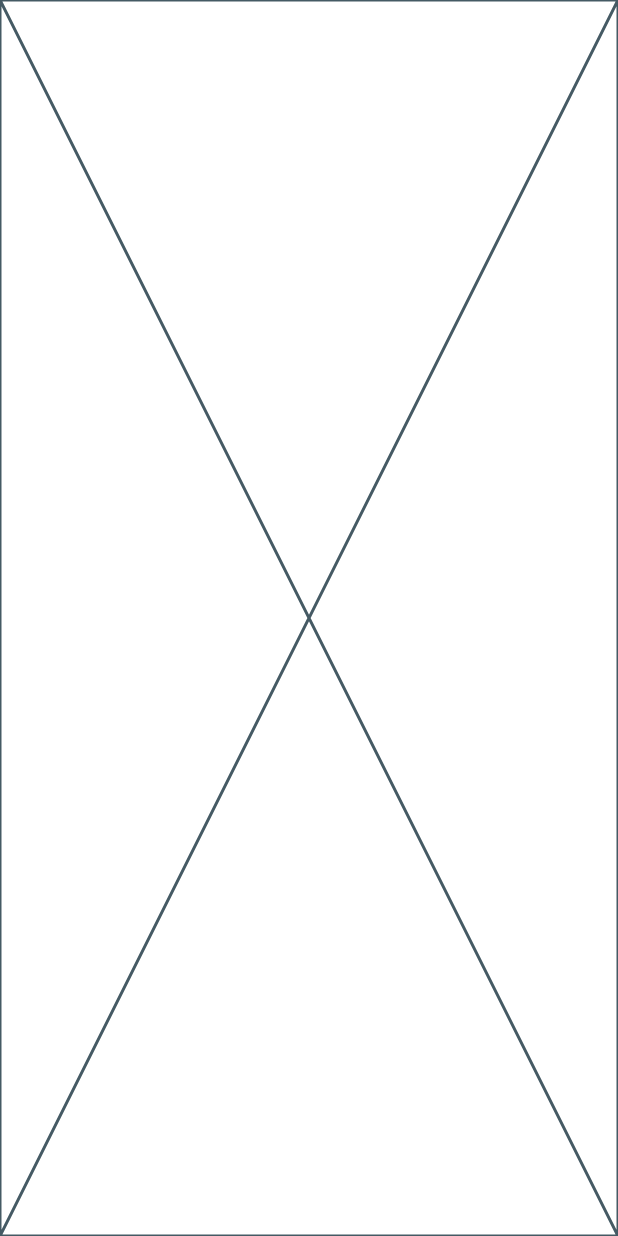
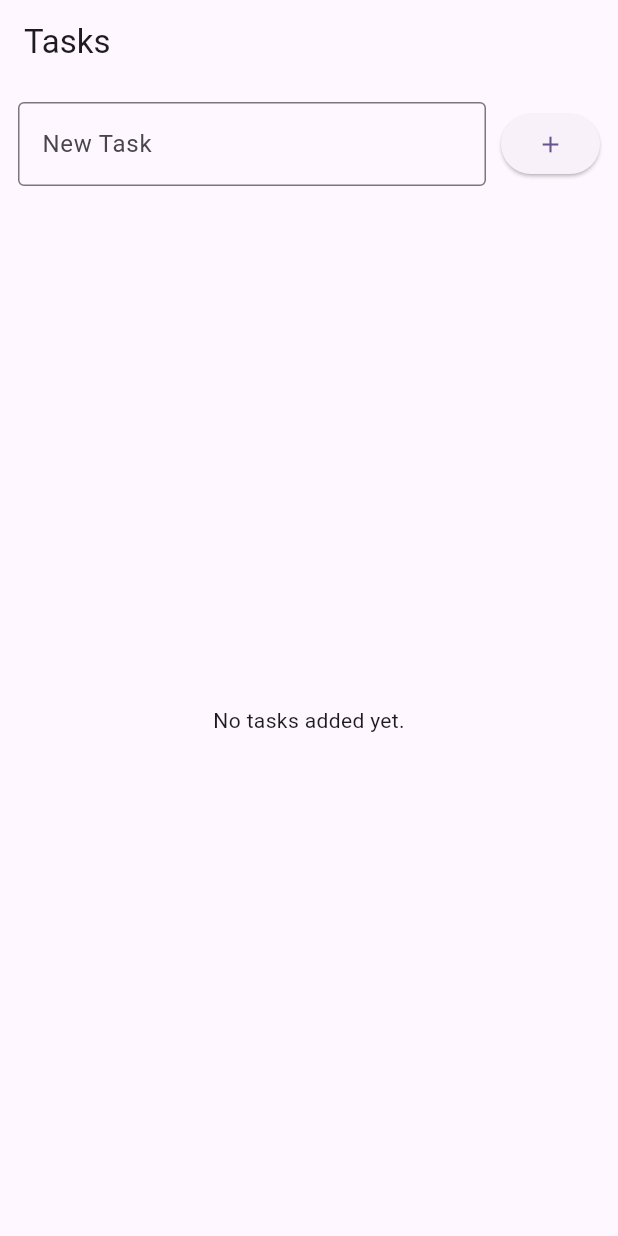
Before and after one commit to kvadah/mobile-task_manager, a Flutter app: the screen it shows after launch, on a phone screen of 412 x 824 dp. Run offline on Flutter 3.47's test engine with Material 3 defaults, Android fonts, the phone set to English and light mode, and no system bars; our stand-ins replace sqflite; accounts and stored records are empty; statements that could not run were skipped.

Commit message:
set up the main screen

```diff
--- a/lib/main page/main_page.dart
+++ b/lib/main page/main_page.dart
@@ -1,5 +1,5 @@
 import 'package:flutter/material.dart';
-
+import 'database_helper.dart';
 class TaskManager extends StatefulWidget {
   const TaskManager({super.key});
 
@@ -8,8 +8,128 @@ class TaskManager extends StatefulWidget {
 }
 
 class _TaskManagerState extends State<TaskManager> {
+   final TextEditingController _controller = TextEditingController();
+  List<Map<String, dynamic>> _tasks = [];
+
+  Future<void> _fetchTasks() async {
+    final tasks = await DBHelper().getTasks();
+    setState(() {
+      _tasks = tasks;
+    });
+  }
+
+  Future<void> _addTask(String title) async {
+    if (title.trim().isEmpty) {
+      ScaffoldMessenger.of(context).showSnackBar(
+        const SnackBar(content: Text("Task title can't be empty")),
+      );
+      return;
+    }
+    await DBHelper().insertTask(title);
+    _controller.clear();
+    _fetchTasks();
+  }
+
+  Future<void> _toggleTask(int id, int isCompleted) async {
+    await DBHelper().updateTask(id, isCompleted);
+    _fetchTasks();
+  }
+
+  Future<void> _confirmDeleteTask(int id) async {
+    final confirmed = await showDialog<bool>(
+      context: context,
+      builder: (ctx) => AlertDialog(
+        title: const Text("Delete Task"),
+        content: const Text("Are you sure you want to delete this task?"),
+        actions: [
+          TextButton(
+            onPressed: () => Navigator.of(ctx).pop(false),
+            child: const Text("Cancel"),
+          ),
+          TextButton(
+            onPressed: () => Navigator.of(ctx).pop(true),
+            child: const Text("Delete"),
+          ),
+        ],
+      ),
+    );
+
+    if (confirmed ?? false) {
+      await DBHelper().deleteTask(id);
+      _fetchTasks();
+    }
+  }
+
+  @override
+  void initState() {
+    super.initState();
+    _fetchTasks();
+  }
   @override
   Widget build(BuildContext context) {
-    return const Placeholder();
+     return Scaffold(
+      appBar: AppBar(title: const Text('Tasks')),
+      body: Column(
+        children: [
+          Padding(
+            padding: const EdgeInsets.all(12),
+            child: Row(
+              children: [
+                Expanded(
+                  child: TextField(
+                    controller: _controller,
+                    decoration: const InputDecoration(
+                      labelText: 'New Task',
+                      border: OutlineInputBorder(),
+                    ),
+                  ),
+                ),
+                const SizedBox(width: 10),
+                ElevatedButton(
+                  onPressed: () => _addTask(_controller.text),
+                  child: const Icon(Icons.add),
+                )
+              ],
+            ),
+          ),
+          Expanded(
+            child: _tasks.isEmpty
+                ? const Center(child: Text('No tasks added yet.'))
+                : ListView.builder(
+                    itemCount: _tasks.length,
+                    itemBuilder: (context, index) {
+                      final task = _tasks[index];
+                      return Dismissible(
+                        key: Key(task['id'].toString()),
+                        direction: DismissDirection.startToEnd,
+                        confirmDismiss: (_) => _confirmDeleteTask(task['id']),
+                        background: Container(
+                          color: Colors.red,
+                          alignment: Alignment.centerLeft,
+                          padding: const EdgeInsets.only(left: 20),
+                          child: const Icon(Icons.delete, color: Colors.white),
+                        ),
+                        child: ListTile(
+                          leading: Checkbox(
+                            value: task['isCompleted'] == 1,
+                            onChanged: (val) => _toggleTask(
+                                task['id'], val! ? 1 : 0),
+                          ),
+                          title: Text(
+                            task['title'],
+                            style: TextStyle(
+                              decoration: task['isCompleted'] == 1
+                                  ? TextDecoration.lineThrough
+                                  : TextDecoration.none,
+                            ),
+                          ),
+                        ),
+                      );
+                    },
+                  ),
+          ),
+        ],
+      ),
+    );
   }
 }
```
